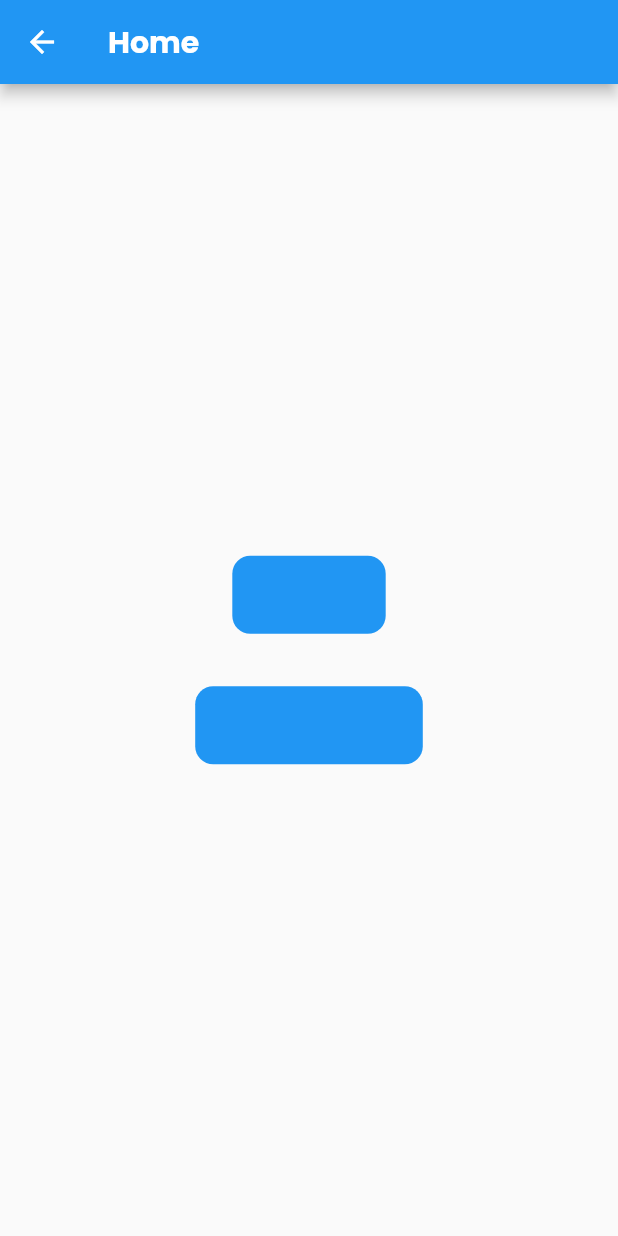
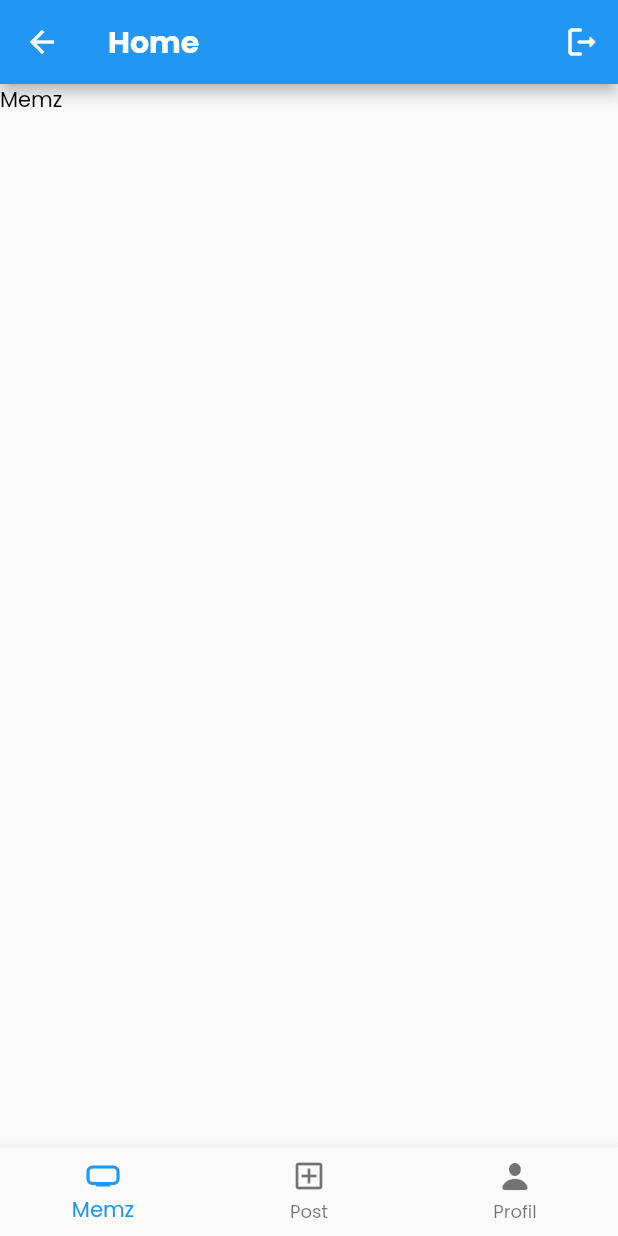
Before and after one commit to RafGuennoun/Memoryz, a Flutter app: the Home screen opened by its route, on a phone screen of 412 x 824 dp. Run offline on Flutter 3.47's test engine with Material 2 defaults, Android fonts, the phone set to English and light mode, and no system bars; our stand-ins replace cloud_firestore, firebase_auth, firebase_core, get, shared_preferences; accounts and stored records are empty; generated files the repository leaves out were written again.

Commit message:
Fixing auth bug

```diff
--- /dev/null
+++ b/lib/Controllers/HomeController.dart
@@ -0,0 +1,11 @@
+import 'package:get/get.dart';
+
+class HomeController extends GetxController{
+
+  int currentIndex = 0;
+
+  changePage(int index){
+    currentIndex = index;
+    update();
+  }
+}
--- /dev/null
+++ b/lib/Utils/HomeBindings.dart
@@ -0,0 +1,10 @@
+import 'package:get/get.dart';
+import 'package:memoryz/Controllers/HomeController.dart';
+
+class HomeBindings implements Bindings{
+  @override
+  void dependencies() {
+    Get.put(HomeController(), permanent: true);
+  }
+
+}
--- a/lib/Views/Home.dart
+++ b/lib/Views/Home.dart
@@ -1,53 +1,77 @@
-import 'package:firebase_auth/firebase_auth.dart';
 import 'package:flutter/cupertino.dart';
 import 'package:flutter/material.dart';
 import 'package:get/get.dart';
 import 'package:memoryz/Controllers/Auth_controller.dart';
+import 'package:memoryz/Controllers/HomeController.dart';
+import 'package:memoryz/Views/Memz.dart';
+import 'package:memoryz/Views/Post.dart';
+import 'package:memoryz/Views/Profil.dart';
 
-class Home extends StatefulWidget {
-  const Home({Key? key}) : super(key: key);
+class Home extends StatelessWidget {
+  Home({Key? key}) : super(key: key);
 
-  @override
-  State<Home> createState() => _HomeState();
-}
+  final authController = Get.find<AuthController>();
+  final homeController = Get.find<HomeController>();
 
-class _HomeState extends State<Home> {
+  final pages = [
+    const Memz(),
+    const Post(),
+    const Profil()
+  ];
 
-  final controller = Get.find<AuthController>();
+  final double width = Get.width;
+  final double height = Get.height;
 
   @override
   Widget build(BuildContext context) {
     return Scaffold(
       appBar: AppBar(
         title: const Text("Home"),
+        actions: [
+          IconButton(
+            icon: const Icon(Icons.logout_rounded),
+            onPressed: (){
+              authController.signOut();
+            },
+          )
+        ],
       ),
 
-      body: Center(
-        child: Column(
-          mainAxisAlignment: MainAxisAlignment.center,
-          children: [
+      body: SizedBox(
+        width: width,
+        height: height,
+        child: GetBuilder<HomeController>(
+          init: HomeController(),
+          builder: (controller) => pages[controller.currentIndex]
+        ),
+      ),
 
-            CupertinoButton(
-              color: Get.theme.primaryColor,
-              child: const Text("Get Data"),
-              onPressed: () async {
-                FirebaseAuth auth = FirebaseAuth.instance;
-                print(auth.currentUser!.email);
-              }
+
+      bottomNavigationBar: GetBuilder<HomeController>(
+        builder: (controller) => BottomNavigationBar(
+          currentIndex: controller.currentIndex,
+          items: const [
+            BottomNavigationBarItem(
+              label: 'Memz',
+              icon: Icon(Icons.home_max_rounded)
             ),
 
-            const SizedBox(height: 35,),
+            BottomNavigationBarItem(
+              label: 'Post',
+              icon: Icon(Icons.add_box_outlined)
+            ),
 
-            CupertinoButton(
-              color: Get.theme.primaryColor,
-              child: const Text("Se deconnecter"),
-              onPressed: (){
-                controller.signOut();
-              }
+            BottomNavigationBarItem(
+              label: 'Profil',
+              icon: Icon(CupertinoIcons.person_solid)
             ),
           ],
-        ),
+          onTap: (index){
+            controller.changePage(index);
+          },
+        )
       ),
+
     );
   }
 }
--- /dev/null
+++ b/lib/Views/Memz.dart
@@ -0,0 +1,12 @@
+import 'package:flutter/material.dart';
+
+class Memz extends StatelessWidget {
+  const Memz({Key? key}) : super(key: key);
+
+  @override
+  Widget build(BuildContext context) {
+    return const Scaffold(
+      body: Text("Memz"),
+    );
+  }
+}
--- /dev/null
+++ b/lib/Views/Post.dart
@@ -0,0 +1,12 @@
+import 'package:flutter/material.dart';
+
+class Post extends StatelessWidget {
+  const Post({Key? key}) : super(key: key);
+
+  @override
+  Widget build(BuildContext context) {
+    return const Scaffold(
+      body: Text("Post"),
+    );
+  }
+}
--- /dev/null
+++ b/lib/Views/Profil.dart
@@ -0,0 +1,12 @@
+import 'package:flutter/material.dart';
+
+class Profil extends StatelessWidget {
+  const Profil({Key? key}) : super(key: key);
+
+  @override
+  Widget build(BuildContext context) {
+    return const Scaffold(
+      body: Text("Profil"),
+    );
+  }
+}
```
Also changed, not shown: lib/Controllers/Auth_controller.dart (+24 -4 lines), lib/Widgets/Loading.dart (added, +16 -0 lines), lib/main.dart (+5 -2 lines).
